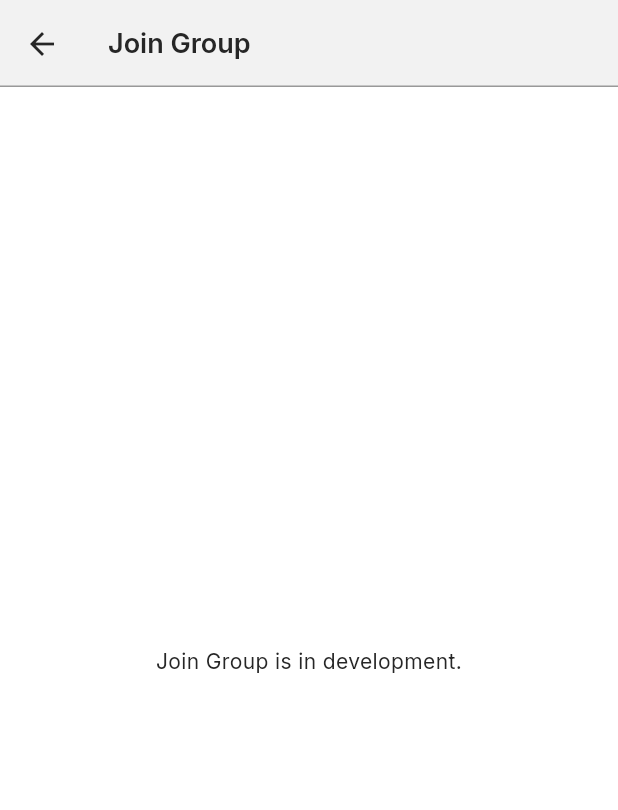
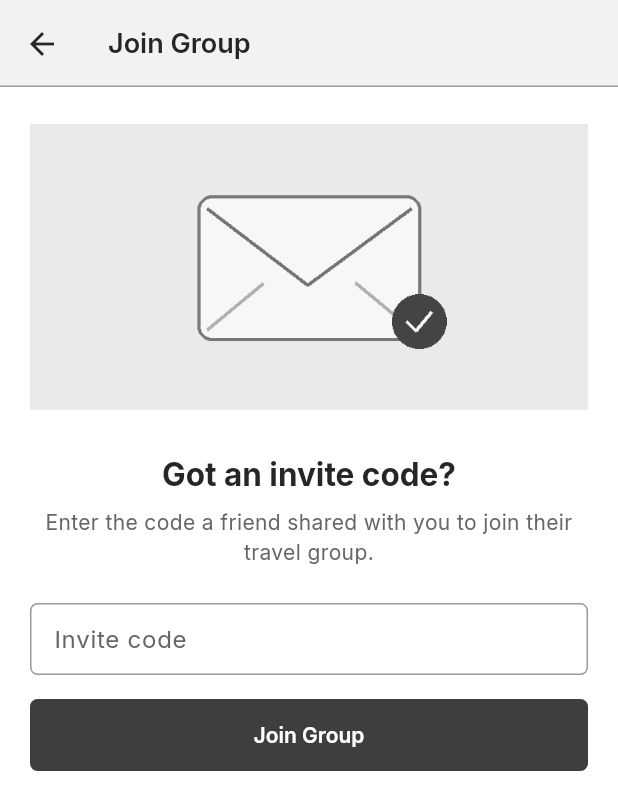
Before and after one commit to adasarabil/TripMate, a Flutter app: the MyGroupsScreen screen opened directly, after a tap on "Join with invite code", on a phone screen of 412 x 824 dp. Shown: the top 810 px of the screen. Run offline on Flutter 3.47's test engine with Material 3 defaults, Android fonts, the phone set to English and light mode, and no system bars; our stand-ins replace material_ui, share_plus.

Commit message:
Add join group validation

```diff
--- /dev/null
+++ b/lib/features/groups/join_group_screen.dart
@@ -0,0 +1,122 @@
+import 'package:material_ui/material_ui.dart';
+import 'package:provider/provider.dart';
+
+import '../../data/group_store.dart';
+import '../../ui/app_theme.dart';
+import '../../ui/app_widgets.dart';
+
+/// 20 · Join Group. Pops with the joined group ID on success.
+class JoinGroupScreen extends StatefulWidget {
+  const JoinGroupScreen({super.key});
+
+  @override
+  State<JoinGroupScreen> createState() => _JoinGroupScreenState();
+}
+
+class _JoinGroupScreenState extends State<JoinGroupScreen> {
+  final _formKey = GlobalKey<FormState>();
+  final _code = TextEditingController();
+  String? _serverError;
+  var _joined = false;
+
+  @override
+  void dispose() {
+    _code.dispose();
+    super.dispose();
+  }
+
+  void _join() {
+    if (_joined) return;
+    setState(() => _serverError = null);
+    if (!(_formKey.currentState?.validate() ?? false)) return;
+
+    final store = context.read<GroupStore>();
+    final (result, groupId) = store.joinWithCode(_code.text);
+    switch (result) {
+      case JoinResult.notFound:
+        setState(() => _serverError = 'No group found with this code');
+      case JoinResult.alreadyMember:
+        final name = store.byId(groupId!)?.name ?? 'this group';
+        setState(() => _serverError = 'You are already a member of $name');
+      case JoinResult.joined:
+        _joined = true;
+        final name = store.byId(groupId!)?.name ?? 'the group';
+        ScaffoldMessenger.of(context)
+          ..hideCurrentSnackBar()
+          ..showSnackBar(SnackBar(content: Text('You joined $name.')));
+        Navigator.pop(context, groupId);
+    }
+  }
+
+  @override
+  Widget build(BuildContext context) {
+    final theme = Theme.of(context);
+    return Scaffold(
+      appBar: AppBar(title: const Text('Join Group')),
+      body: SafeArea(
+        top: false,
+        child: SingleChildScrollView(
+          padding: const EdgeInsets.all(AppSpacing.page),
+          child: Form(
+            key: _formKey,
+            child: Column(
+              crossAxisAlignment: CrossAxisAlignment.stretch,
+              children: [
+                ConstrainedBox(
+                  constraints: const BoxConstraints(maxHeight: 200),
+                  child: AspectRatio(
+                    aspectRatio: 4 / 3,
+                    child: Image.asset(
+                      AppAssets.joinGroup,
+                      fit: BoxFit.contain,
+                      semanticLabel: 'Friends joining a trip group',
+                    ),
+                  ),
+                ),
+                const SizedBox(height: AppSpacing.xl),
+                Text(
+                  'Got an invite code?',
+                  textAlign: TextAlign.center,
+                  style: theme.textTheme.headlineSmall?.copyWith(fontSize: 21),
+                ),
+                const SizedBox(height: AppSpacing.sm),
+                Text(
+                  'Enter the code a friend shared with you to join their '
+                  'travel group.',
+                  textAlign: TextAlign.center,
+                  style: theme.textTheme.bodyMedium?.copyWith(
+                    color: theme.colorScheme.onSurfaceVariant,
+                  ),
+                ),
+                const SizedBox(height: AppSpacing.xl),
+                TextFormField(
+                  controller: _code,
+                  autocorrect: false,
+                  textCapitalization: TextCapitalization.characters,
+                  textInputAction: TextInputAction.done,
+                  decoration: InputDecoration(
+                    labelText: 'Invite code',
+                    hintText: 'TRP-XXXX',
+                    errorText: _serverError,
+                  ),
+                  validator: (value) =>
+                      GroupStore.normalizeCode(value ?? '').isEmpty
+                      ? 'Enter an invite code'
+                      : null,
+                  onChanged: (_) {
+                    if (_serverError != null) {
+                      setState(() => _serverError = null);
+                    }
+                  },
+                  onFieldSubmitted: (_) => _join(),
+                ),
+                const SizedBox(height: AppSpacing.lg),
+                FilledButton(onPressed: _join, child: const Text('Join Group')),
+              ],
+            ),
+          ),
+        ),
+      ),
+    );
+  }
+}
--- a/lib/features/groups/step22_groups.dart
+++ b/lib/features/groups/step22_groups.dart
@@ -2,12 +2,13 @@ import 'package:flutter/widgets.dart';
 
 import '../../ui/app_widgets.dart';
 import 'group_detail_screen.dart';
+import 'join_group_screen.dart';
 import 'my_groups_screen.dart';
 
 Widget groupsTab() => const MyGroupsScreen();
 
 Widget groupDetailScreen(String groupId) => GroupDetailScreen(groupId: groupId);
 
-Widget joinGroupScreen() => const PendingStep22Screen('Join Group');
+Widget joinGroupScreen() => const JoinGroupScreen();
 
 Widget settingsScreen() => const PendingStep22Screen('Settings');
```
